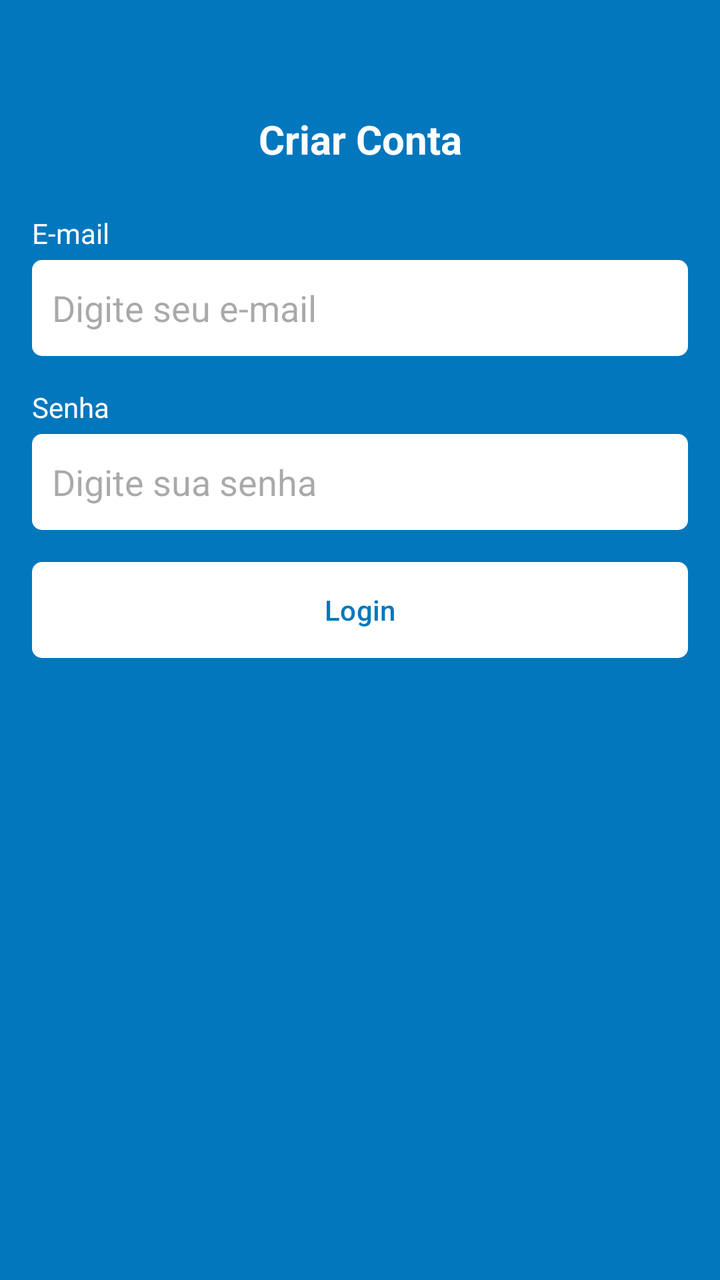
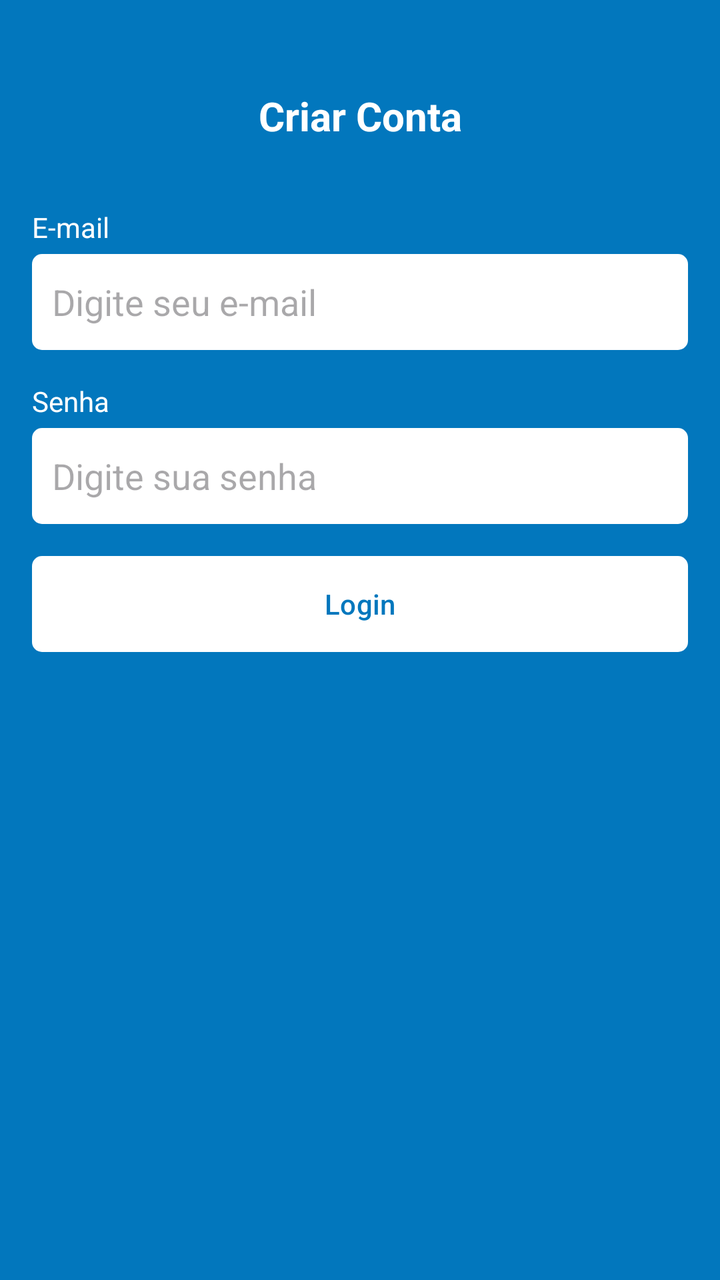

Compare the two renders of this Android layout. The source of the first and the diff that turns it into the second are given below.
<!-- AndroidManifest.xml: application theme Theme.Atividade1 -->
<!-- res/layout/fragment_register.xml -->
<?xml version="1.0" encoding="utf-8"?>
<ScrollView xmlns:android="http://schemas.android.com/apk/res/android"
    xmlns:tools="http://schemas.android.com/tools"
    xmlns:app="http://schemas.android.com/apk/res-auto"
    android:layout_width="match_parent"
    android:layout_height="match_parent"
    android:fillViewport="true"
    android:background="@color/color_default"
    tools:context=".ui.auth.RegisterFragment">

    <LinearLayout
        android:layout_width="match_parent"
        android:layout_height="wrap_content"
        android:orientation="vertical"
        android:padding="16dp">

        
        <com.google.android.material.appbar.MaterialToolbar
            android:layout_width="match_parent"
            android:layout_height="wrap_content"
            android:paddingTop="40dp">

            <TextView
                android:layout_width="wrap_content"
                android:layout_height="wrap_content"
                android:layout_gravity="center_horizontal"
                android:text="Criar Conta"
                android:textColor="@color/white"
                android:textSize="20sp"
                android:textStyle="bold" />

        </com.google.android.material.appbar.MaterialToolbar>

        
        <TextView
            android:layout_width="wrap_content"
            android:layout_height="wrap_content"
            android:layout_marginTop="24dp"
            android:text="E-mail"
            android:textColor="@color/white" />

        <EditText
            android:layout_width="match_parent"
            android:layout_height="48dp"
            android:layout_marginTop="4dp"
            android:background="@drawable/bg_edit_text"
            android:hint="Digite seu e-mail"
            android:inputType="textEmailAddress"
            android:padding="10dp" />

        
        <TextView
            android:layout_width="wrap_content"
            android:layout_height="wrap_content"
            android:layout_marginTop="16dp"
            android:text="Senha"
            android:textColor="@color/white" />

        <EditText
            android:layout_width="match_parent"
            android:layout_height="48dp"
            android:layout_marginTop="4dp"
            android:background="@drawable/bg_edit_text"
            android:hint="Digite sua senha"
            android:inputType="textPassword"
            android:padding="10dp" />

        
        <com.google.android.material.button.MaterialButton
            android:layout_width="match_parent"
            android:layout_height="wrap_content"
            android:layout_marginTop="16dp"
            android:background="@drawable/bg_btn"
            android:text="Login"
            android:textColor="@color/color_default"
            app:backgroundTint="@null" />

        
        <ProgressBar
            android:layout_width="wrap_content"
            android:layout_height="wrap_content"
            android:id="@+id/progressBar"
            android:layout_gravity="center"
            android:layout_marginTop="8dp"
            android:visibility="invisible"
            tools:visibility="visible"
            android:indeterminateTint="@color/white" />

    </LinearLayout>

</ScrollView>
<!-- resources referenced by this layout -->
<resources>
  <color name="color_default">#0277BD</color>
  <color name="white">#FFFFFFFF</color>
  <!-- drawable bg_btn (drawable) -->
  <?xml version="1.0" encoding="utf-8"?>
  <shape xmlns:android="http://schemas.android.com/apk/res/android"
      android:shape="rectangle">
  
      <solid android:color="@color/white"/>
      <corners android:radius="5dp"/>
  
  </shape>
  <!-- drawable bg_edit_text (drawable) -->
  <?xml version="1.0" encoding="utf-8"?>
  <shape xmlns:android="http://schemas.android.com/apk/res/android"
      android:shape="rectangle">
  
      <solid android:color="@color/white"/>
      <corners android:radius="5dp"/>
  
  </shape>
  <style name="Theme.Atividade1" parent="Base.Theme.Atividade1" />
  <style name="Base.Theme.Atividade1" parent="Theme.Material3.DayNight.NoActionBar">
          
          
          <item name="colorPrimary">@color/color_default</item>
          <item name="colorPrimaryVariant">@color/color_default</item>
          <item name="android:windowBackground">@color/color_default</item>
      </style>
</resources>

<!-- the commit's change to res/layout/fragment_register.xml (unified diff, before → after) -->
@@ -18,7 +18,7 @@
         <com.google.android.material.appbar.MaterialToolbar
             android:layout_width="match_parent"
             android:layout_height="wrap_content"
-            android:paddingTop="40dp">
+            android:paddingTop="20dp">
 
             <TextView
                 android:layout_width="wrap_content"
